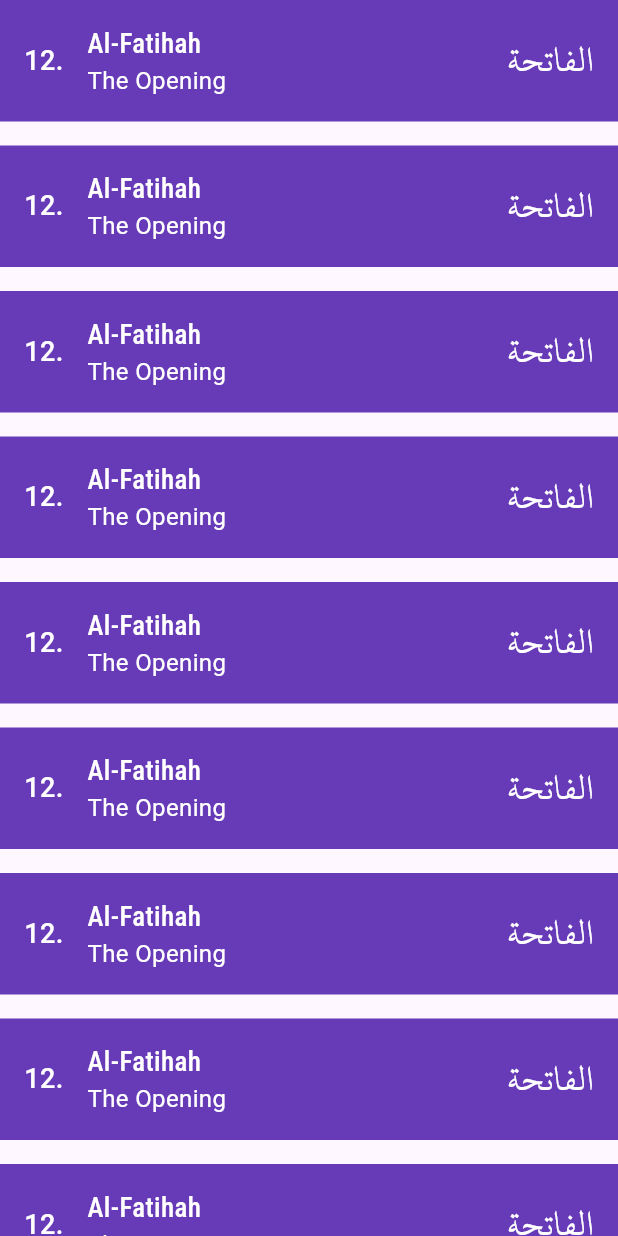
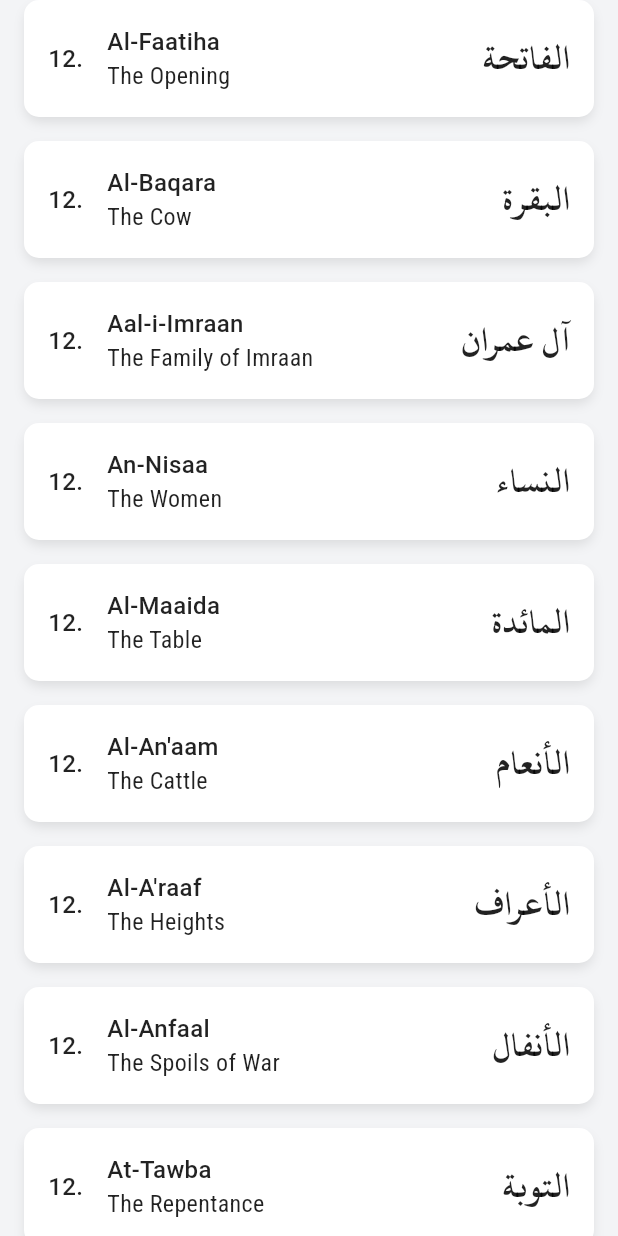
Before and after one commit to umardev500/flutter-quran, a Flutter app: the SurahScreen screen opened by its route, on a phone screen of 412 x 824 dp. Run offline on Flutter 3.47's test engine with Material 3 defaults, Android fonts, the phone set to English and light mode, and no system bars; our stand-ins replace go_router.

Commit message:
parse surah data to item

```diff
--- a/lib/components/atoms/surah/surah_atom.dart
+++ b/lib/components/atoms/surah/surah_atom.dart
@@ -10,7 +10,10 @@ class SurahNumber extends StatelessWidget {
     return Text(
       "$number.",
       style: TextStyle(
-          fontSize: 18, color: Colors.white, fontWeight: FontWeight.w500),
+          fontSize: 16,
+          color: Colors.black87,
+          fontWeight: FontWeight.w500,
+          fontFamily: "Roboto"),
     );
   }
 }
@@ -26,10 +29,10 @@ class SurahName extends StatelessWidget {
     return Text(
       name,
       style: TextStyle(
-          color: Colors.white,
-          fontSize: 18,
+          color: Colors.black87,
+          fontSize: 16,
           fontWeight: FontWeight.w500,
-          fontFamily: "rcondensed"),
+          fontFamily: "Roboto"),
     );
   }
 }
@@ -44,8 +47,9 @@ class SurahTranslate extends StatelessWidget {
     return Text(
       tname,
       style: TextStyle(
-        color: Colors.white,
+        color: Colors.black87,
         fontSize: 16,
+        fontFamily: "rcondensed",
       ),
     );
   }
@@ -62,9 +66,9 @@ class SurahNameArabic extends StatelessWidget {
     return Text(
       name,
       style: TextStyle(
-          color: Colors.white,
+          color: Colors.black87,
           fontSize: 25,
-          fontWeight: FontWeight.w500,
+          fontWeight: FontWeight.w700,
           fontFamily: "Uthmanic"),
     );
   }
--- a/lib/components/molecules/surah_item.dart
+++ b/lib/components/molecules/surah_item.dart
@@ -3,22 +3,32 @@ import 'package:quran/components/atoms/surah/surah_atom.dart';
 import 'package:quran/models/surah_data.dart';
 
 class SurahItem extends StatelessWidget {
-  final SurahData surahData;
-  const SurahItem({super.key, required this.surahData});
+  final SurahData surah;
+  const SurahItem({super.key, required this.surah});
 
   @override
   Widget build(BuildContext context) {
     return Container(
-      color: Colors.deepPurple,
-      margin: EdgeInsets.only(bottom: 16),
+      margin: EdgeInsets.only(bottom: 16, left: 16, right: 16),
       padding: EdgeInsets.only(top: 16, bottom: 16, left: 16, right: 16),
+      decoration: BoxDecoration(
+          color: Colors.white,
+          borderRadius: BorderRadius.circular(10),
+          boxShadow: [
+            BoxShadow(
+              color: Colors.black.withAlpha(25),
+              offset: Offset(0, 4),
+              blurRadius: 6,
+              spreadRadius: -1,
+            )
+          ]),
       child: Row(
         mainAxisAlignment: MainAxisAlignment.spaceBetween,
         children: [
           // Left
-          _LeftComponent(),
+          _LeftComponent(surah: surah),
           // Arabic surah name right end
-          SurahNameArabic(name: "الفاتحة")
+          SurahNameArabic(name: surah.name)
         ],
       ),
     );
@@ -26,6 +36,10 @@ class SurahItem extends StatelessWidget {
 }
 
 class _LeftComponent extends StatelessWidget {
+  final SurahData surah;
+
+  const _LeftComponent({required this.surah});
+
   @override
   Widget build(BuildContext context) {
     return Row(
@@ -40,8 +54,8 @@ class _LeftComponent extends StatelessWidget {
           mainAxisAlignment: MainAxisAlignment.start,
           crossAxisAlignment: CrossAxisAlignment.start,
           children: [
-            SurahName(name: "Al-Fatihah"),
-            SurahTranslate(tname: "The Opening"),
+            SurahName(name: surah.tname),
+            SurahTranslate(tname: surah.ename),
           ],
         )
       ],
--- a/lib/components/organisms/surah_list.dart
+++ b/lib/components/organisms/surah_list.dart
@@ -13,7 +13,7 @@ class SurahList extends StatelessWidget {
       itemCount: surahs.length,
       itemBuilder: (context, index) {
         final surah = surahs[index];
-        return SurahItem(surahData: surah);
+        return SurahItem(surah: surah);
       },
     );
   }
--- a/lib/screens/surah_screen.dart
+++ b/lib/screens/surah_screen.dart
@@ -46,7 +46,10 @@ class _SurahScreenState extends State<SurahScreen> {
   Widget build(BuildContext context) {
     return Scaffold(
       body: SafeArea(
-        child: SurahList(surahs: surahs),
+        child: Container(
+          color: Color(0xFFf3f4f6),
+          child: SurahList(surahs: surahs),
+        ),
       ),
     );
   }
```
